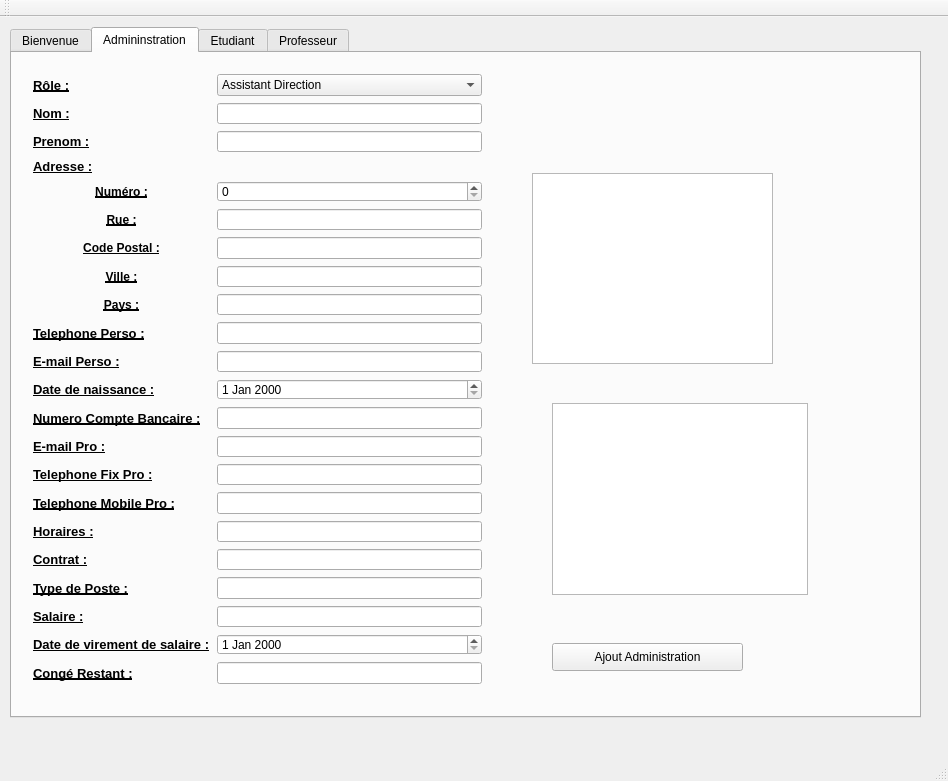
Qt form AppObjetQT/mainwindow.ui (Mrgove10/AppliObjetVS) before a commit.
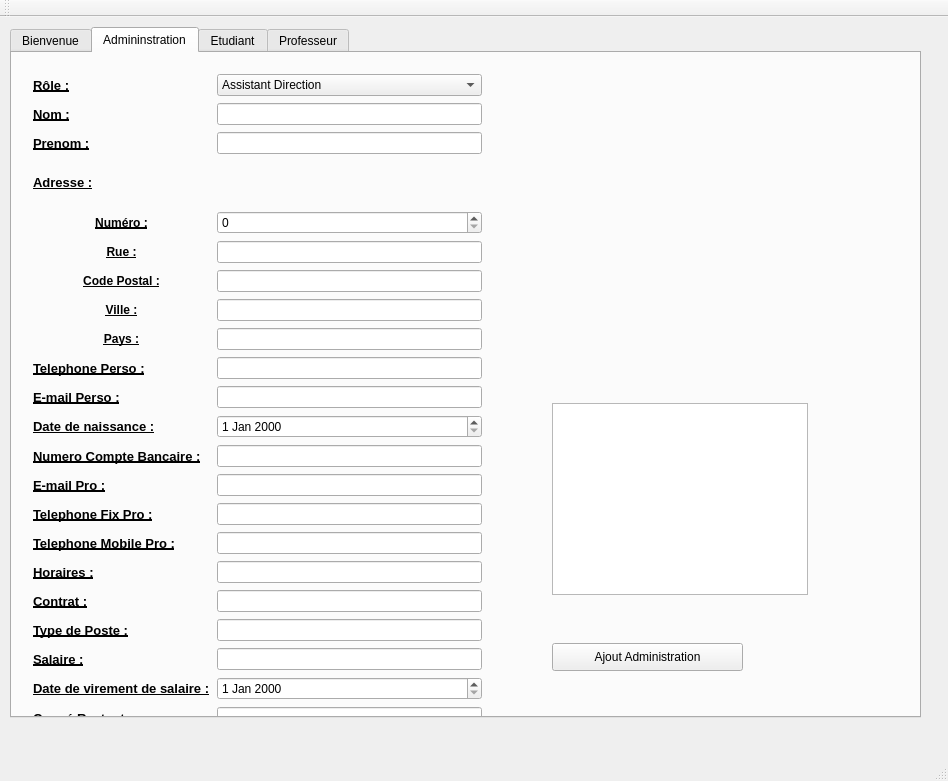
The same form after that commit. The open tabs and pages were chosen to show the change. Icons and pictures are not drawn.

What changed in the file:
```diff
--- a/AppObjetQT/mainwindow.ui
+++ b/AppObjetQT/mainwindow.ui
@@ -92,7 +92,7 @@
         <x>10</x>
         <y>10</y>
         <width>471</width>
-        <height>632</height>
+        <height>677</height>
        </rect>
       </property>
       <layout class="QGridLayout" name="gridLayout_3">
@@ -574,16 +574,6 @@
        <pixmap>C:/Users/Utilisateur/Pictures/admin_v01D_support.png</pixmap>
       </property>
      </widget>
-     <widget class="QTextEdit" name="textEdit">
-      <property name="geometry">
-       <rect>
-        <x>520</x>
-        <y>120</y>
-        <width>241</width>
-        <height>191</height>
-       </rect>
-      </property>
-     </widget>
      <widget class="QListWidget" name="listWidget">
       <property name="geometry">
        <rect>
```
Left out of the diff: 6 changed lines with no effect on the pictures.
